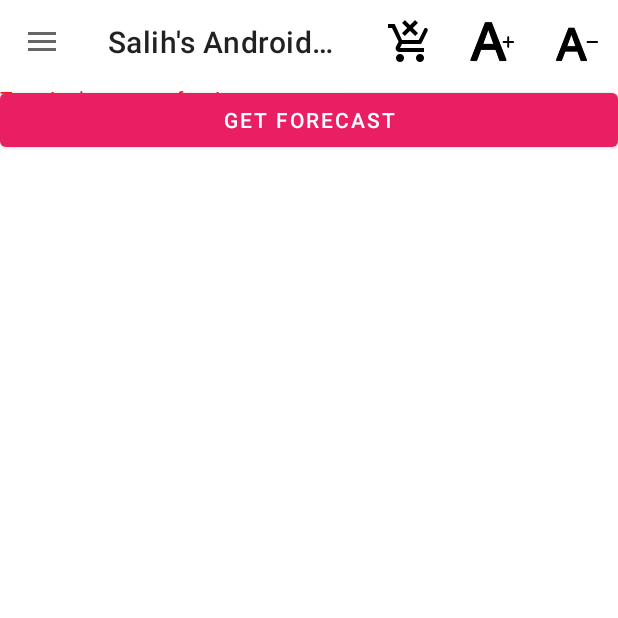
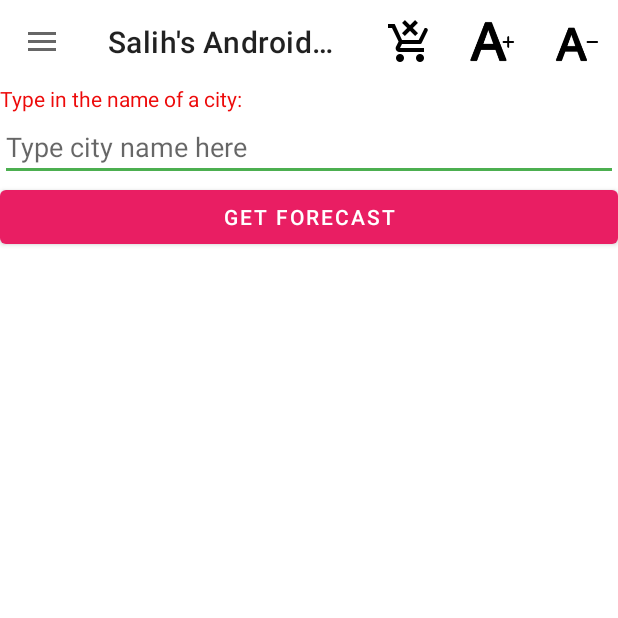
Before and after one commit to SalihEns/MyAndroidProjects, an Android app: the screen it shows after launch (MainActivity), on a phone screen of 412 x 824 dp, the top half of it. Run offline under Robolectric (Android 15) with nearby library versions, the phone set to English and light mode, and no system bars.

```diff
--- a/app/src/main/res/layout/activity_main.xml
+++ b/app/src/main/res/layout/activity_main.xml
@@ -19,110 +19,74 @@
     android:layout_height="match_parent"
    >
 
-<androidx.constraintlayout.widget.ConstraintLayout
+    <LinearLayout
         android:layout_width="match_parent"
         android:layout_height="match_parent"
-    tools:context=".MainActivity"
-    >
+        android:orientation="vertical">
+
         <TextView
             android:id="@+id/cityField"
-    android:layout_width="0dp"
+            android:layout_width="match_parent"
             android:layout_height="wrap_content"
-    android:text="Type in the name of a city:"
-    app:layout_constraintBottom_toTopOf="@+id/cityTextField"
-    app:layout_constraintEnd_toEndOf="parent"
-    app:layout_constraintStart_toStartOf="parent"
-     />
+            android:text="Type in the name of a city:" />
 
         <EditText
             android:id="@+id/cityTextField"
-    android:layout_width="0dp"
+            android:layout_width="match_parent"
             android:layout_height="wrap_content"
             android:hint="Type city name here"
-    android:inputType="textPersonName"
-    app:layout_constraintBottom_toTopOf="@+id/forecastButton"
-    app:layout_constraintEnd_toEndOf="parent"
-    app:layout_constraintStart_toStartOf="parent"
-    app:layout_constraintTop_toBottomOf="@+id/cityField" />
+            android:inputType="textPersonName" />
 
         <Button
             android:id="@+id/forecastButton"
-    android:layout_width="0dp"
+            android:layout_width="match_parent"
             android:layout_height="wrap_content"
-    android:text="GET FORECAST"
-    app:layout_constraintBottom_toTopOf="@+id/currentTemp"
-    app:layout_constraintEnd_toEndOf="parent"
-    app:layout_constraintStart_toStartOf="parent"
-    app:layout_constraintTop_toBottomOf="@+id/cityTextField" />
+            android:text="GET FORECAST" />
 
         <TextView
             android:id="@+id/currentTemp"
-    android:layout_width="0dp"
-    android:layout_height="0dp"
+            android:layout_width="match_parent"
+            android:layout_height="wrap_content"
             android:text="Temp"
-    android:visibility="invisible"
-    app:layout_constraintBottom_toTopOf="@+id/maxTemp"
-    app:layout_constraintEnd_toEndOf="parent"
-    app:layout_constraintStart_toStartOf="parent"
-    app:layout_constraintTop_toBottomOf="@+id/forecastButton" />
+            android:visibility="invisible" />
 
         <TextView
             android:id="@+id/maxTemp"
-    android:layout_width="0dp"
-    android:layout_height="0dp"
+            android:layout_width="match_parent"
+            android:layout_height="wrap_content"
             android:text="Max "
-    android:visibility="invisible"
-    app:layout_constraintBottom_toTopOf="@+id/minTemp"
-    app:layout_constraintEnd_toEndOf="parent"
-    app:layout_constraintStart_toStartOf="parent"
-    app:layout_constraintTop_toBottomOf="@+id/currentTemp" />
+            android:visibility="invisible" />
 
         <TextView
             android:id="@+id/minTemp"
-    android:layout_width="0dp"
-    android:layout_height="0dp"
+            android:layout_width="match_parent"
+            android:layout_height="wrap_content"
             android:text="Min"
-    android:visibility="invisible"
-    app:layout_constraintBottom_toTopOf="@+id/humidity"
-    app:layout_constraintEnd_toEndOf="parent"
-    app:layout_constraintStart_toStartOf="parent"
-    app:layout_constraintTop_toBottomOf="@+id/maxTemp" />
+            android:visibility="invisible" />
 
         <TextView
             android:id="@+id/humidity"
-    android:layout_width="0dp"
-    android:layout_height="0dp"
+            android:layout_width="match_parent"
+            android:layout_height="wrap_content"
             android:text="Humidity"
-    android:visibility="invisible"
-    app:layout_constraintBottom_toTopOf="@+id/icon"
-    app:layout_constraintEnd_toEndOf="parent"
-    app:layout_constraintStart_toStartOf="parent"
-    app:layout_constraintTop_toBottomOf="@+id/minTemp" />
+            android:visibility="invisible" />
 
         <ImageView
             android:id="@+id/icon"
-    android:layout_width="0dp"
-    android:layout_height="0dp"
-    android:visibility="invisible"
-    app:layout_constraintBottom_toTopOf="@+id/description"
-    app:layout_constraintEnd_toEndOf="parent"
-    app:layout_constraintStart_toStartOf="parent"
-    app:layout_constraintTop_toBottomOf="@+id/humidity" />
+            android:layout_width="100dp"
+            android:layout_height="100dp"
+            android:visibility="invisible" />
 
         <TextView
             android:id="@+id/description"
-    android:layout_width="0dp"
-    android:layout_height="0dp"
+            android:layout_width="match_parent"
+            android:layout_height="84dp"
             android:layout_marginBottom="291dp"
             android:text="Description"
-    android:visibility="invisible"
-    app:layout_constraintBottom_toBottomOf="parent"
-    app:layout_constraintEnd_toEndOf="parent"
-    app:layout_constraintStart_toStartOf="parent"
-    app:layout_constraintTop_toBottomOf="@+id/icon" />
+            android:visibility="invisible" />
 
 
-</androidx.constraintlayout.widget.ConstraintLayout>
+    </LinearLayout>
 
 <com.google.android.material.navigation.NavigationView
     android:layout_width="wrap_content"
```
Lines whose indentation alone changed are shown as unchanged.
